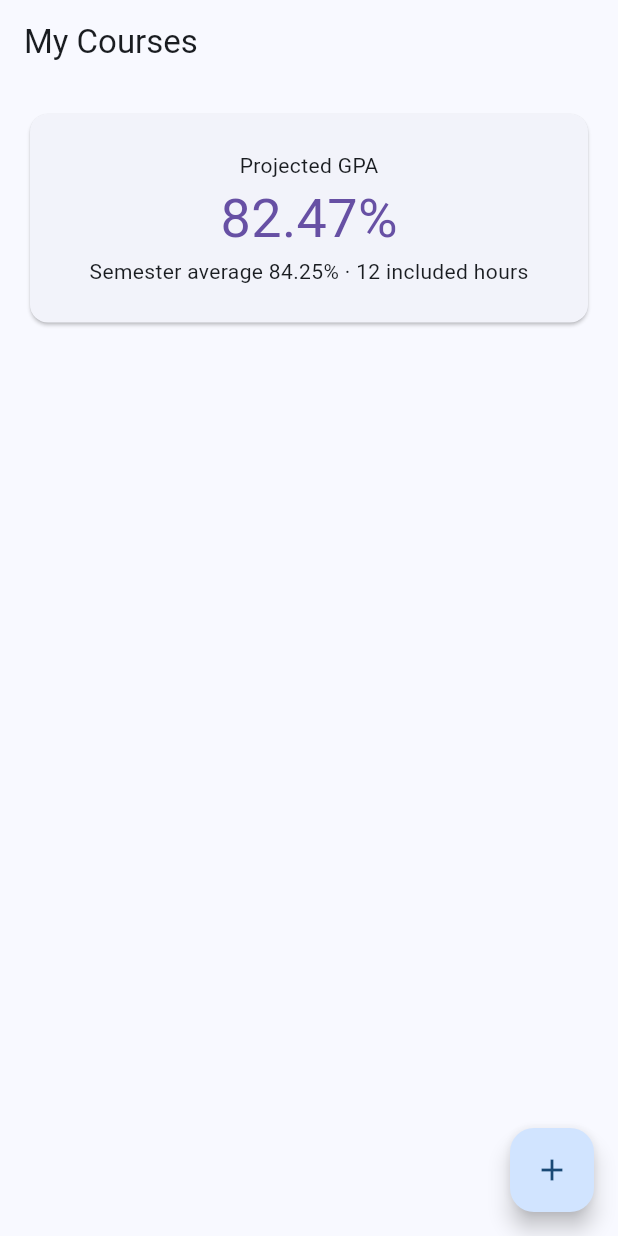
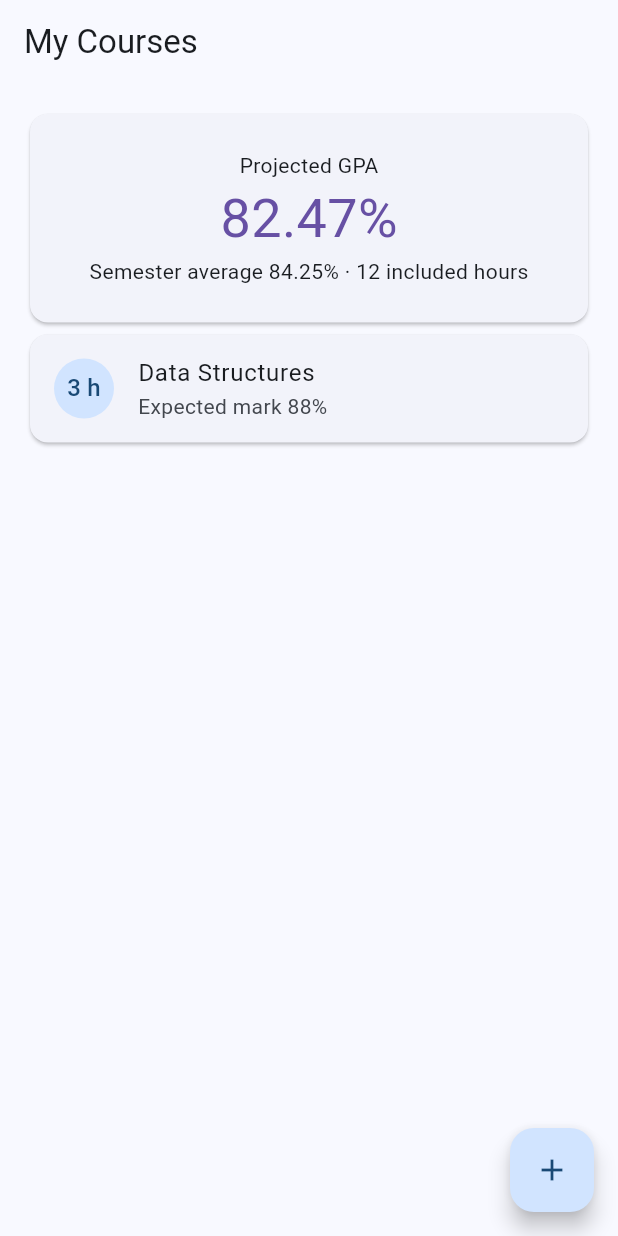
Before and after one commit to SultanAbbas0/flutter-workshop, a Flutter app: the screen it shows after launch, on a phone screen of 412 x 824 dp. Run offline on Flutter 3.47's test engine with Material 3 defaults, Android fonts, the phone set to English and light mode, and no system bars.

Commit message:
Step 7: the first course row
Card > ListTile with a CircleAvatar for the credit hours.

```diff
--- a/lib/main.dart
+++ b/lib/main.dart
@@ -39,6 +39,13 @@ class GpaPlannerApp extends StatelessWidget {
                   ),
                 ),
               ),
+              Card(
+                child: ListTile(
+                  leading: CircleAvatar(child: Text('3 h')),
+                  title: Text('Data Structures'),
+                  subtitle: Text('Expected mark 88%'),
+                ),
+              ),
             ],
           ),
         ),
```
